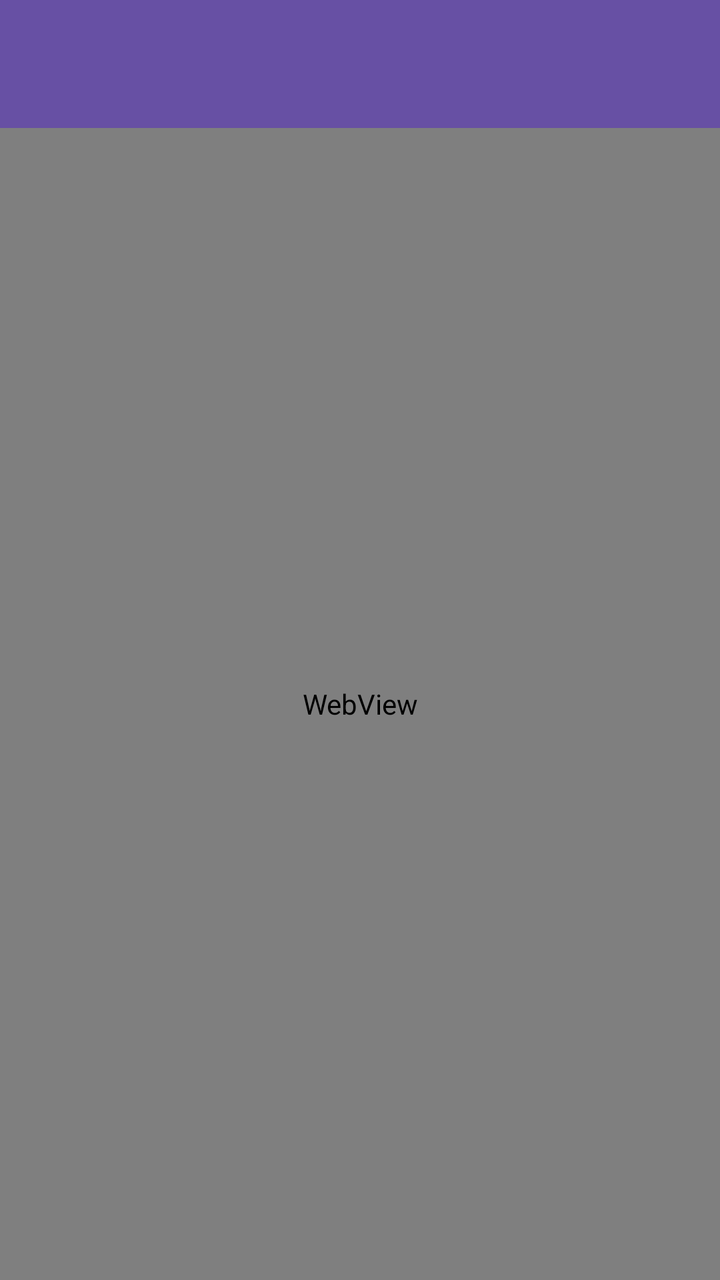
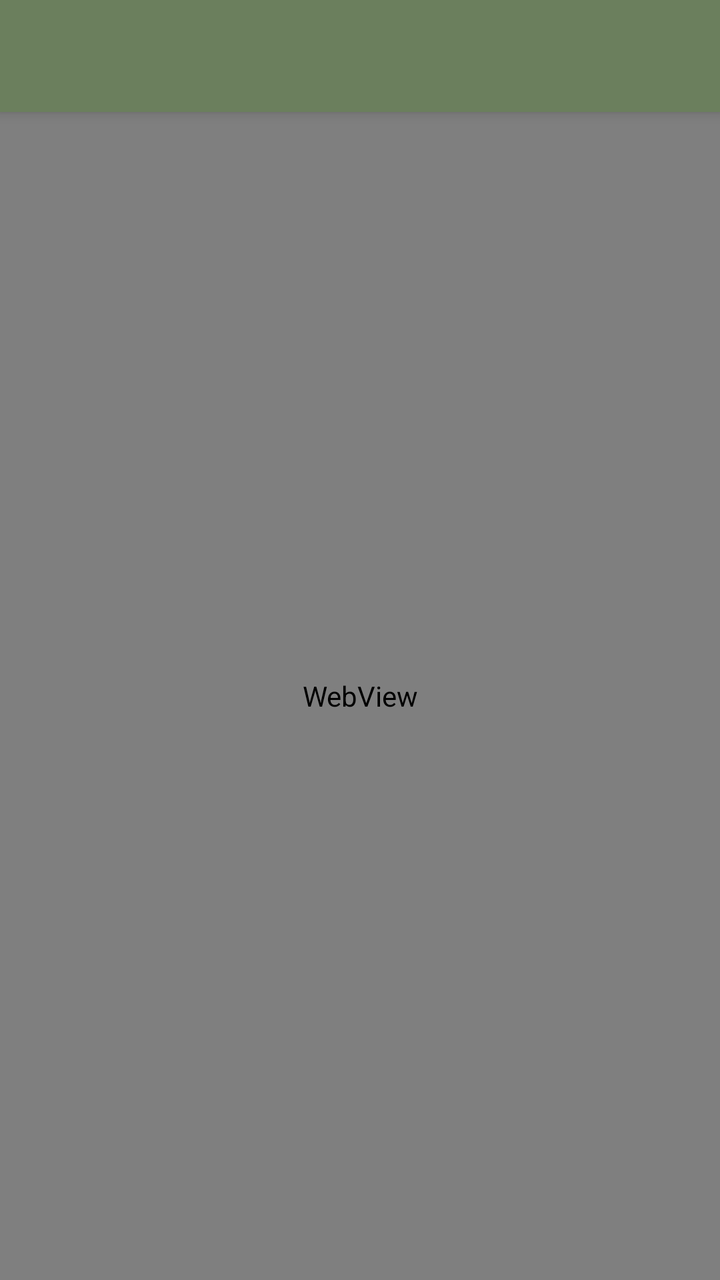

Compare the two renders of this Android layout. The source of the first and the diff that turns it into the second are given below.
<!-- AndroidManifest.xml: application theme Theme.Elincortis -->
<!-- res/layout/activity_web_view.xml -->
<?xml version="1.0" encoding="utf-8"?>
<androidx.coordinatorlayout.widget.CoordinatorLayout
    xmlns:android="http://schemas.android.com/apk/res/android"
    xmlns:app="http://schemas.android.com/apk/res-auto"
    xmlns:tools="http://schemas.android.com/tools"
    android:id="@+id/main"
    android:layout_width="match_parent"
    android:layout_height="match_parent"
    tools:context=".pertemuan6.WebViewActivity">

    <com.google.android.material.appbar.AppBarLayout
        android:id="@+id/appBar"
        android:layout_width="match_parent"
        android:layout_height="wrap_content">

        <androidx.appcompat.widget.Toolbar
            android:id="@+id/toolbar"
            android:layout_width="match_parent"
            android:layout_height="?attr/actionBarSize"
            android:background="?attr/colorPrimary"
            app:titleTextColor="@android:color/white" />
    </com.google.android.material.appbar.AppBarLayout>

    <WebView
        android:id="@+id/webView"
        android:layout_width="match_parent"
        android:layout_height="match_parent"
        app:layout_behavior="@string/appbar_scrolling_view_behavior" />

</androidx.coordinatorlayout.widget.CoordinatorLayout>
<!-- resources referenced by this layout -->
<resources>
  <style name="Theme.Elincortis" parent="Base.Theme.Elincortis" />
  <style name="Base.Theme.Elincortis" parent="Theme.Material3.DayNight.NoActionBar">
          
          
      </style>
</resources>

<!-- the commit's change to res/layout/activity_web_view.xml (unified diff, before → after) -->
@@ -6,7 +6,7 @@
     android:id="@+id/main"
     android:layout_width="match_parent"
     android:layout_height="match_parent"
-    tools:context=".pertemuan6.WebViewActivity">
+    tools:context=".Home.pertemuan6.WebViewActivity">
 
     <com.google.android.material.appbar.AppBarLayout
         android:id="@+id/appBar"
<!-- resource entries referenced after the edit -->
@@ -1,9 +1,43 @@
 <!-- resources referenced by this layout -->
 <resources>
   <style name="Theme.Elincortis" parent="Base.Theme.Elincortis" />
-  <style name="Base.Theme.Elincortis" parent="Theme.Material3.DayNight.NoActionBar">
+  <style name="Base.Theme.Elincortis" parent="Theme.MaterialComponents.DayNight.NoActionBar">
+  
           
+          <item name="colorPrimary">@color/sage_primary</item>
+          <item name="colorPrimaryVariant">@color/sage_toolbar_dark</item>
+          <item name="colorOnPrimary">@color/sage_on_primary</item>
+  
           
+          <item name="colorSecondary">@color/sage_accent</item>
+          <item name="colorSecondaryVariant">@color/sage_secondary</item>
+          <item name="colorOnSecondary">@color/sage_on_secondary</item>
+  
+          
+          <item name="android:colorBackground">@color/sage_background</item>
+          <item name="colorOnBackground">@color/sage_on_background</item>
+          <item name="colorSurface">@color/sage_surface</item>
+          <item name="colorOnSurface">@color/sage_on_surface</item>
+  
+          
+          <item name="colorError">@color/sage_error</item>
+          <item name="colorOnError">@color/sage_on_error</item>
+  
+          
+          <item name="android:statusBarColor">@color/sage_toolbar_dark</item>
+          <item name="android:navigationBarColor">@color/sage_surface</item>
       </style>
+  <color name="sage_primary">#6B7F5D</color>
+  <color name="sage_toolbar_dark">#526140</color>
+  <color name="sage_on_primary">#FFFFFF</color>
+  <color name="sage_accent">#8BA870</color>
+  <color name="sage_secondary">#58624B</color>
+  <color name="sage_on_secondary">#FFFFFF</color>
+  <color name="sage_background">#F8FAF5</color>
+  <color name="sage_on_background">#1A1C18</color>
+  <color name="sage_surface">#F8FAF5</color>
+  <color name="sage_on_surface">#1A1C18</color>
+  <color name="sage_error">#BA1A1A</color>
+  <color name="sage_on_error">#FFFFFF</color>
 </resources>
 
